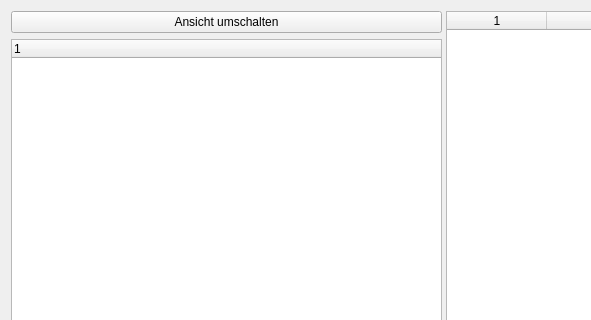
CodeName-666/VDataParser, file src/ui/design/data_view.ui: the form before one commit; both pictures show x 0 to 591 and y 0 to 320 of the 888 by 690 pixel window.
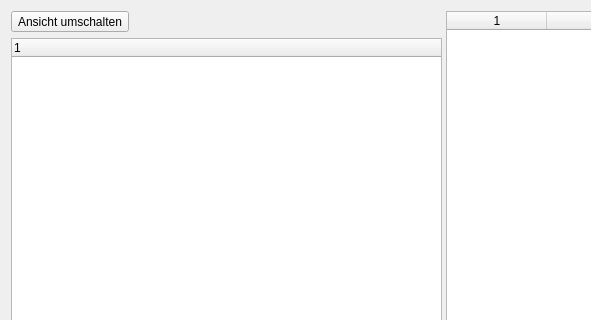
The form after the commit.

The edit to the form file:
```diff
--- a/src/ui/design/data_view.ui
+++ b/src/ui/design/data_view.ui
@@ -22,7 +22,7 @@
      <widget class="QWidget" name="leftWidget">
       <layout class="QVBoxLayout" name="verticalLayoutLeft">
        <item>
-        <widget class="QPushButton" name="btnToggleView">
+        <widget class="QToolButton" name="btnToggleView">
          <property name="text">
           <string>Ansicht umschalten</string>
          </property>
@@ -35,11 +35,6 @@
            <string>Benutzer</string>
           </stringlist>
          </property>
-         <column>
-          <property name="text">
-           <string notr="true">1</string>
-          </property>
-         </column>
         </widget>
        </item>
       </layout>
```
Left out of the diff: 2 changed lines with no effect on the pictures.
